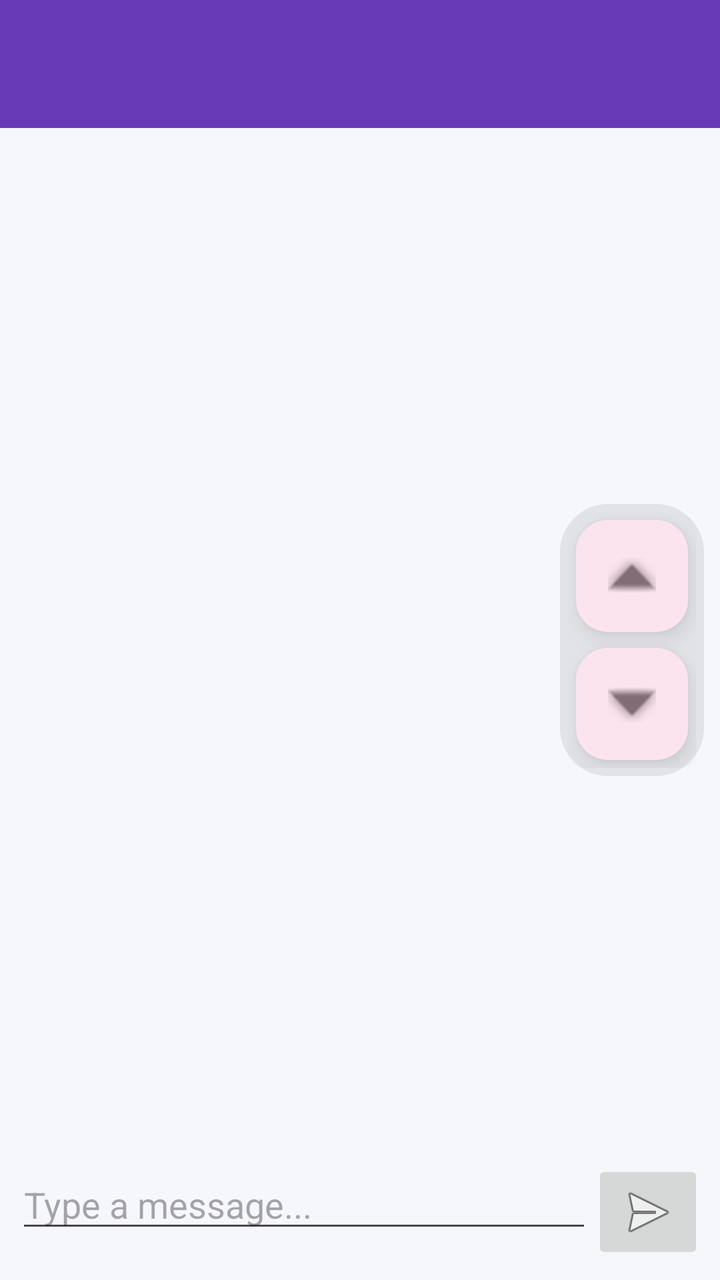
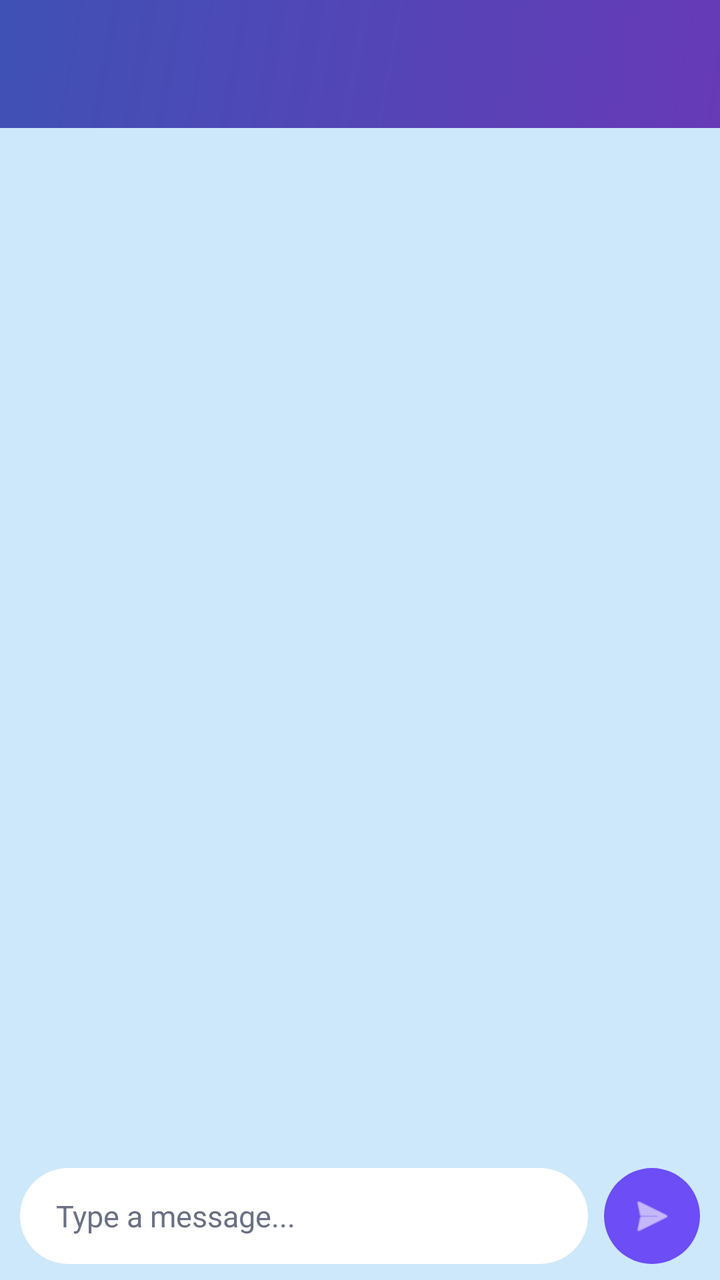

Before-and-after screenshots of an Android layout around one commit, followed by the original layout XML and the change that was made.
<!-- AndroidManifest.xml: application theme Theme.CampusConnect -->
<!-- res/layout/activity_chat.xml -->
<?xml version="1.0" encoding="utf-8"?>
<androidx.constraintlayout.widget.ConstraintLayout xmlns:android="http://schemas.android.com/apk/res/android"
    xmlns:app="http://schemas.android.com/apk/res-auto"
    android:layout_width="match_parent"
    android:layout_height="match_parent">

    <com.google.android.material.appbar.MaterialToolbar
        android:id="@+id/toolbar"
        android:layout_width="match_parent"
        android:layout_height="?attr/actionBarSize"
        android:background="?attr/colorPrimary"
        app:titleTextColor="?attr/colorOnPrimary"
        app:layout_constraintTop_toTopOf="parent" />

    <androidx.recyclerview.widget.RecyclerView
        android:id="@+id/chatRecyclerView"
        android:layout_width="match_parent"
        android:layout_height="0dp"
        app:layout_constraintBottom_toTopOf="@id/inputLayout"
        app:layout_constraintTop_toBottomOf="@id/toolbar" />

    <TextView
        android:id="@+id/chatEmptyText"
        android:layout_width="0dp"
        android:layout_height="wrap_content"
        android:layout_margin="32dp"
        android:gravity="center"
        android:text="@string/chat_empty"
        android:textAppearance="?attr/textAppearanceBodyLarge"
        android:textColor="?android:attr/textColorSecondary"
        android:visibility="gone"
        app:layout_constraintBottom_toTopOf="@id/inputLayout"
        app:layout_constraintEnd_toEndOf="parent"
        app:layout_constraintStart_toStartOf="parent"
        app:layout_constraintTop_toBottomOf="@id/toolbar" />

    <LinearLayout
        android:id="@+id/scrollButtons"
        android:layout_width="wrap_content"
        android:layout_height="wrap_content"
        android:layout_marginEnd="8dp"
        android:alpha="0.6"
        android:background="@drawable/bg_scroll_strip"
        android:gravity="center"
        android:orientation="vertical"
        android:padding="4dp"
        app:layout_constraintBottom_toBottomOf="parent"
        app:layout_constraintEnd_toEndOf="parent"
        app:layout_constraintTop_toTopOf="parent">

        <com.google.android.material.floatingactionbutton.FloatingActionButton
            android:id="@+id/scrollUpFab"
            style="@style/Widget.Material3.FloatingActionButton.Tertiary"
            android:layout_width="wrap_content"
            android:layout_height="wrap_content"
            android:layout_margin="4dp"
            app:fabSize="mini"
            app:srcCompat="@android:drawable/arrow_up_float"
            android:contentDescription="@string/cd_scroll_up" />

        <com.google.android.material.floatingactionbutton.FloatingActionButton
            android:id="@+id/scrollDownFab"
            style="@style/Widget.Material3.FloatingActionButton.Tertiary"
            android:layout_width="wrap_content"
            android:layout_height="wrap_content"
            android:layout_margin="4dp"
            app:fabSize="mini"
            app:srcCompat="@android:drawable/arrow_down_float"
            android:contentDescription="@string/cd_scroll_down" />
    </LinearLayout>

    <LinearLayout
        android:id="@+id/inputLayout"
        android:layout_width="match_parent"
        android:layout_height="wrap_content"
        android:orientation="horizontal"
        android:padding="8dp"
        app:layout_constraintBottom_toBottomOf="parent">

        <EditText
            android:id="@+id/messageEditText"
            android:layout_width="0dp"
            android:layout_height="wrap_content"
            android:layout_weight="1"
            android:hint="@string/type_a_message" />

        <ImageButton
            android:id="@+id/sendButton"
            android:contentDescription="@string/cd_send_message"
            android:layout_width="wrap_content"
            android:layout_height="wrap_content"
            android:src="@android:drawable/ic_menu_send" />
    </LinearLayout>

</androidx.constraintlayout.widget.ConstraintLayout>
<!-- resources referenced by this layout -->
<resources>
  <!-- drawable bg_scroll_strip (drawable) -->
  <?xml version="1.0" encoding="utf-8"?>
  <shape xmlns:android="http://schemas.android.com/apk/res/android">
      <solid android:color="#22000000" />
      <corners android:radius="24dp" />
  </shape>
  <string name="cd_scroll_down">Scroll Down</string>
  <string name="cd_scroll_up">Scroll Up</string>
  <style name="Base.Theme.CampusConnect" parent="Theme.Material3.DayNight.NoActionBar">
          
          <item name="colorPrimary">@color/primary</item>
          <item name="colorOnPrimary">@color/on_primary</item>
          <item name="colorSecondary">@color/secondary</item>
          <item name="colorOnSecondary">@color/on_secondary</item>
          <item name="colorTertiary">@color/tertiary</item>
          <item name="colorOnTertiary">@color/on_tertiary</item>
          <item name="android:windowBackground">@color/background</item>
          <item name="colorSurface">@color/surface</item>
          <item name="colorOnSurface">@color/on_surface</item>
  
          <item name="colorSurfaceVariant">@color/surface_variant</item>
          <item name="colorOnSurfaceVariant">@color/on_surface_variant</item>
          <item name="colorError">@color/error</item>
          <item name="colorOnError">@color/on_error</item>
          <item name="colorOutline">@color/outline</item>
          <item name="colorOutlineVariant">@color/outline_variant</item>
          <item name="android:statusBarColor">@color/primary</item>
  
          
          <item name="materialCardViewStyle">@style/Widget.CampusConnect.Card</item>
      </style>
  <color name="primary">#673AB7</color>
  <color name="on_primary">#FFFFFF</color>
  <color name="secondary">#009688</color>
  <color name="on_secondary">#FFFFFF</color>
  <color name="tertiary">#FFC107</color>
  <color name="on_tertiary">#000000</color>
  <color name="background">#F6F7FB</color>
  <color name="surface">#FFFFFF</color>
  <color name="on_surface">#1A1C1E</color>
  <color name="surface_variant">#E1E2EC</color>
  <color name="on_surface_variant">#44474E</color>
  <color name="error">#B3261E</color>
  <color name="on_error">#FFFFFF</color>
  <color name="outline">#74777F</color>
  <color name="outline_variant">#C4C6D0</color>
  <style name="Widget.CampusConnect.Card" parent="Widget.Material3.CardView.Elevated">
          <item name="cardCornerRadius">16dp</item>
          <item name="cardElevation">2dp</item>
          <item name="strokeWidth">0dp</item>
      </style>
  <!-- unchanged entries left out for length: 4 -->
</resources>

<!-- the commit's change to res/layout/activity_chat.xml (unified diff, before → after) -->
@@ -2,13 +2,16 @@
 <androidx.constraintlayout.widget.ConstraintLayout xmlns:android="http://schemas.android.com/apk/res/android"
     xmlns:app="http://schemas.android.com/apk/res-auto"
     android:layout_width="match_parent"
-    android:layout_height="match_parent">
+    android:layout_height="match_parent"
+    android:background="@color/chat_bg">
 
     <com.google.android.material.appbar.MaterialToolbar
+        android:theme="@style/ThemeOverlay.CampusConnect.Toolbar"
         android:id="@+id/toolbar"
         android:layout_width="match_parent"
         android:layout_height="?attr/actionBarSize"
-        android:background="?attr/colorPrimary"
+        android:background="@drawable/bg_toolbar_gradient"
+        app:subtitleTextColor="?attr/colorOnPrimary"
         app:titleTextColor="?attr/colorOnPrimary"
         app:layout_constraintTop_toTopOf="parent" />
 
@@ -16,6 +19,9 @@
         android:id="@+id/chatRecyclerView"
         android:layout_width="match_parent"
         android:layout_height="0dp"
+        android:clipToPadding="false"
+        android:paddingTop="8dp"
+        android:paddingBottom="8dp"
         app:layout_constraintBottom_toTopOf="@id/inputLayout"
         app:layout_constraintTop_toBottomOf="@id/toolbar" />
 
@@ -27,54 +33,36 @@
         android:gravity="center"
         android:text="@string/chat_empty"
         android:textAppearance="?attr/textAppearanceBodyLarge"
-        android:textColor="?android:attr/textColorSecondary"
+        android:textColor="@color/text_secondary"
         android:visibility="gone"
         app:layout_constraintBottom_toTopOf="@id/inputLayout"
         app:layout_constraintEnd_toEndOf="parent"
         app:layout_constraintStart_toStartOf="parent"
         app:layout_constraintTop_toBottomOf="@id/toolbar" />
 
-    <LinearLayout
-        android:id="@+id/scrollButtons"
+    <com.google.android.material.floatingactionbutton.FloatingActionButton
+        android:id="@+id/scrollDownFab"
+        style="@style/Widget.Material3.FloatingActionButton.Surface"
         android:layout_width="wrap_content"
         android:layout_height="wrap_content"
-        android:layout_marginEnd="8dp"
-        android:alpha="0.6"
-        android:background="@drawable/bg_scroll_strip"
-        android:gravity="center"
-        android:orientation="vertical"
-        android:padding="4dp"
-        app:layout_constraintBottom_toBottomOf="parent"
+        android:layout_margin="12dp"
+        android:contentDescription="@string/cd_scroll_down"
+        android:visibility="gone"
+        app:fabSize="mini"
+        app:layout_constraintBottom_toTopOf="@id/inputLayout"
         app:layout_constraintEnd_toEndOf="parent"
-        app:layout_constraintTop_toTopOf="parent">
-
-        <com.google.android.material.floatingactionbutton.FloatingActionButton
-            android:id="@+id/scrollUpFab"
-            style="@style/Widget.Material3.FloatingActionButton.Tertiary"
-            android:layout_width="wrap_content"
-            android:layout_height="wrap_content"
-            android:layout_margin="4dp"
-            app:fabSize="mini"
-            app:srcCompat="@android:drawable/arrow_up_float"
-            android:contentDescription="@string/cd_scroll_up" />
-
-        <com.google.android.material.floatingactionbutton.FloatingActionButton
-            android:id="@+id/scrollDownFab"
-            style="@style/Widget.Material3.FloatingActionButton.Tertiary"
-            android:layout_width="wrap_content"
-            android:layout_height="wrap_content"
-            android:layout_margin="4dp"
-            app:fabSize="mini"
-            app:srcCompat="@android:drawable/arrow_down_float"
-            android:contentDescription="@string/cd_scroll_down" />
-    </LinearLayout>
+        app:srcCompat="@android:drawable/arrow_down_float" />
 
     <LinearLayout
         android:id="@+id/inputLayout"
         android:layout_width="match_parent"
         android:layout_height="wrap_content"
+        android:gravity="bottom"
         android:orientation="horizontal"
-        android:padding="8dp"
+        android:paddingStart="10dp"
+        android:paddingTop="8dp"
+        android:paddingEnd="10dp"
+        android:paddingBottom="8dp"
         app:layout_constraintBottom_toBottomOf="parent">
 
         <EditText
@@ -82,14 +70,31 @@
             android:layout_width="0dp"
             android:layout_height="wrap_content"
             android:layout_weight="1"
-            android:hint="@string/type_a_message" />
+            android:background="@drawable/bg_chat_input"
+            android:hint="@string/type_a_message"
+            android:importantForAutofill="no"
+            android:inputType="textMultiLine|textCapSentences"
+            android:maxLines="5"
+            android:minHeight="48dp"
+            android:paddingStart="18dp"
+            android:paddingTop="10dp"
+            android:paddingEnd="18dp"
+            android:paddingBottom="10dp"
+            android:textColor="@color/text_primary"
+            android:textColorHint="@color/text_secondary"
+            android:textSize="15sp" />
 
         <ImageButton
             android:id="@+id/sendButton"
+            android:layout_width="48dp"
+            android:layout_height="48dp"
+            android:layout_marginStart="8dp"
+            android:background="@drawable/bg_chat_send"
             android:contentDescription="@string/cd_send_message"
-            android:layout_width="wrap_content"
-            android:layout_height="wrap_content"
-            android:src="@android:drawable/ic_menu_send" />
+            android:padding="12dp"
+            android:scaleType="fitCenter"
+            android:src="@android:drawable/ic_menu_send"
+            app:tint="@color/chat_on_bubble_mine" />
     </LinearLayout>
 
 </androidx.constraintlayout.widget.ConstraintLayout>
<!-- resource entries referenced after the edit -->
@@ -1,13 +1,38 @@
 <!-- resources referenced by this layout -->
 <resources>
-  <!-- drawable bg_scroll_strip (drawable) -->
+  <color name="chat_bg">#CDE8FA</color>
+  <color name="chat_on_bubble_mine">#FFFFFF</color>
+  <color name="text_primary">#1B1B2F</color>
+  <color name="text_secondary">#6B7084</color>
+  <!-- drawable bg_chat_input (drawable) -->
   <?xml version="1.0" encoding="utf-8"?>
   <shape xmlns:android="http://schemas.android.com/apk/res/android">
-      <solid android:color="#22000000" />
-      <corners android:radius="24dp" />
+      <solid android:color="@color/chat_bubble_other" />
+      <corners android:radius="26dp" />
+  </shape>
+  <!-- drawable bg_chat_send (drawable) -->
+  <?xml version="1.0" encoding="utf-8"?>
+  <shape xmlns:android="http://schemas.android.com/apk/res/android" android:shape="oval">
+      <solid android:color="@color/chat_bubble_mine" />
+  </shape>
+  <!-- drawable bg_toolbar_gradient (drawable) -->
+  <?xml version="1.0" encoding="utf-8"?>
+  <shape xmlns:android="http://schemas.android.com/apk/res/android"
+      android:shape="rectangle">
+      <gradient
+          android:angle="135"
+          android:startColor="@color/gradient_start"
+          android:endColor="@color/gradient_end"
+          android:type="linear" />
   </shape>
   <string name="cd_scroll_down">Scroll Down</string>
-  <string name="cd_scroll_up">Scroll Up</string>
+  <style name="ThemeOverlay.CampusConnect.Toolbar" parent="">
+          <item name="colorControlNormal">?attr/colorOnPrimary</item>
+      </style>
+  <color name="chat_bubble_other">#FFFFFF</color>
+  <color name="chat_bubble_mine">#6C4DF6</color>
+  <color name="gradient_start">#673AB7</color>
+  <color name="gradient_end">#3F51B5</color>
   <style name="Base.Theme.CampusConnect" parent="Theme.Material3.DayNight.NoActionBar">
           
           <item name="colorPrimary">@color/primary</item>
@@ -30,6 +55,7 @@
   
           
           <item name="materialCardViewStyle">@style/Widget.CampusConnect.Card</item>
+          <item name="toolbarStyle">@style/Widget.CampusConnect.Toolbar</item>
       </style>
   <color name="primary">#673AB7</color>
   <color name="on_primary">#FFFFFF</color>
@@ -37,7 +63,7 @@
   <color name="on_secondary">#FFFFFF</color>
   <color name="tertiary">#FFC107</color>
   <color name="on_tertiary">#000000</color>
-  <color name="background">#F6F7FB</color>
+  <color name="background">#CDE8FA</color>
   <color name="surface">#FFFFFF</color>
   <color name="on_surface">#1A1C1E</color>
   <color name="surface_variant">#E1E2EC</color>
@@ -47,10 +73,17 @@
   <color name="outline">#74777F</color>
   <color name="outline_variant">#C4C6D0</color>
   <style name="Widget.CampusConnect.Card" parent="Widget.Material3.CardView.Elevated">
-          <item name="cardCornerRadius">16dp</item>
-          <item name="cardElevation">2dp</item>
+          
+          <item name="cardBackgroundColor">@color/tile_bg</item>
+          <item name="cardCornerRadius">18dp</item>
+          <item name="cardElevation">0dp</item>
           <item name="strokeWidth">0dp</item>
       </style>
+  <style name="Widget.CampusConnect.Toolbar" parent="Widget.Material3.Toolbar">
+          <item name="navigationIconTint">?attr/colorOnPrimary</item>
+          <item name="android:theme">@style/ThemeOverlay.CampusConnect.Toolbar</item>
+      </style>
+  <color name="tile_bg">#ECE8FE</color>
   <!-- unchanged entries left out for length: 4 -->
 </resources>
 
